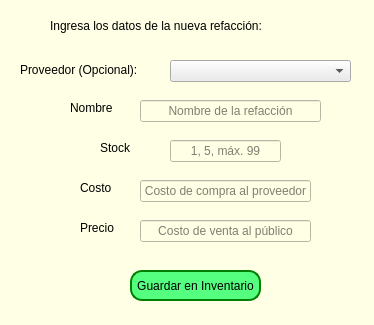
The window that nueva_refaccion.ui (ileosalazar/MultiserviciosProfesionalesJG) describes before a commit, drawn with Qt 5.
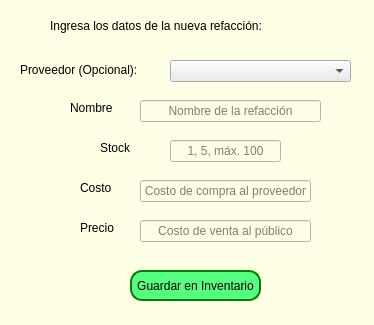
The same window after the commit.

Commit message: Cambios finales mínimos

Patch:
```diff
--- a/nueva_refaccion.ui
+++ b/nueva_refaccion.ui
@@ -93,7 +93,7 @@
     <set>Qt::AlignmentFlag::AlignCenter</set>
    </property>
    <property name="placeholderText">
-    <string>1, 5, máx. 99</string>
+    <string>1, 5, máx. 100</string>
    </property>
   </widget>
   <widget class="QLabel" name="label_2">
```
The commit also changes 2 other files.
